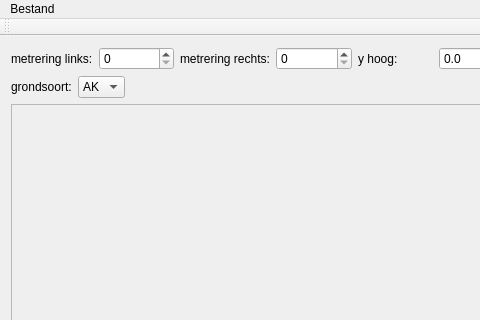
Above: mainwindow.ui from chimpansiets/qgproscan before the change; both pictures show x 0 to 480 and y 0 to 320 of the 941 by 554 pixel window. Below: the same form after it.
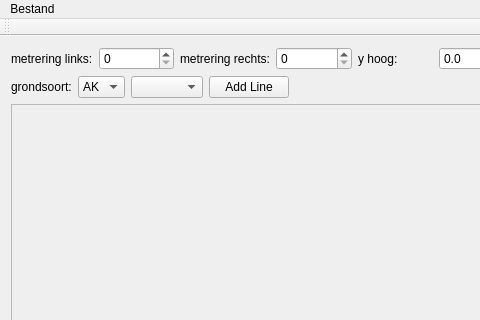
That is the form after the change.

Commit message: Some refactoring, trying to make multiple lines per soiltype work, no success so far

Patch:
```diff
--- a/mainwindow.ui
+++ b/mainwindow.ui
@@ -187,6 +187,16 @@
           </item>
          </widget>
         </item>
+        <item>
+         <widget class="QComboBox" name="lineBox"/>
+        </item>
+        <item>
+         <widget class="QPushButton" name="lineButton">
+          <property name="text">
+           <string>Add Line</string>
+          </property>
+         </widget>
+        </item>
         <item>
          <spacer name="horizontalSpacer">
           <property name="orientation">
```
Left out of the diff: 4 changed lines with no effect on the pictures. The commit also changes 20 other files.
